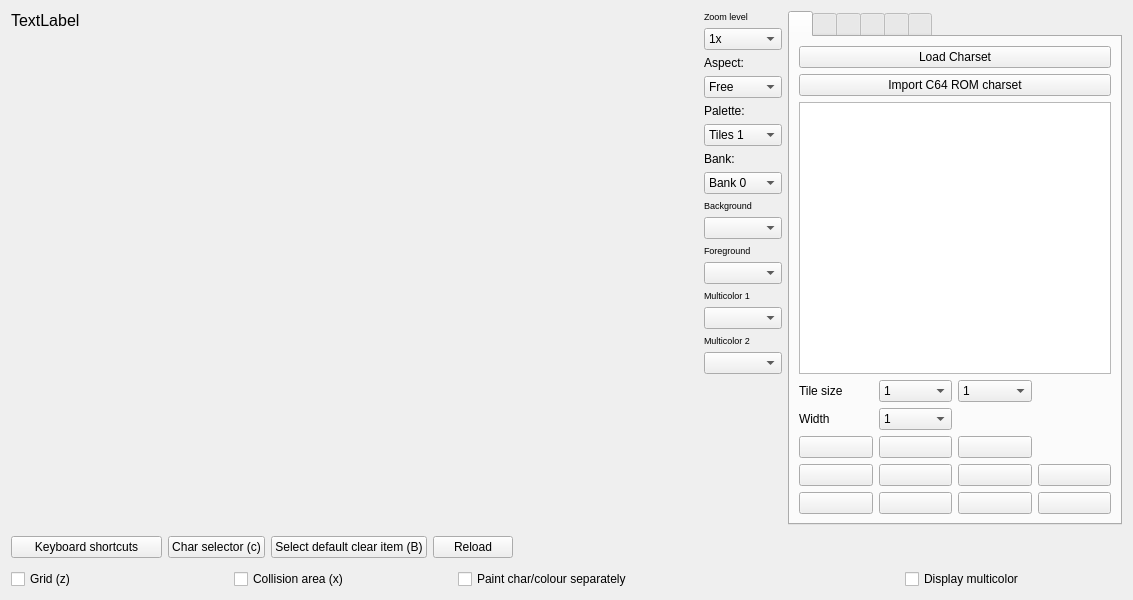
The window that source/trsedocuments/formimageeditor.ui (leuat/TRSE) describes before a commit, drawn with Qt 5.
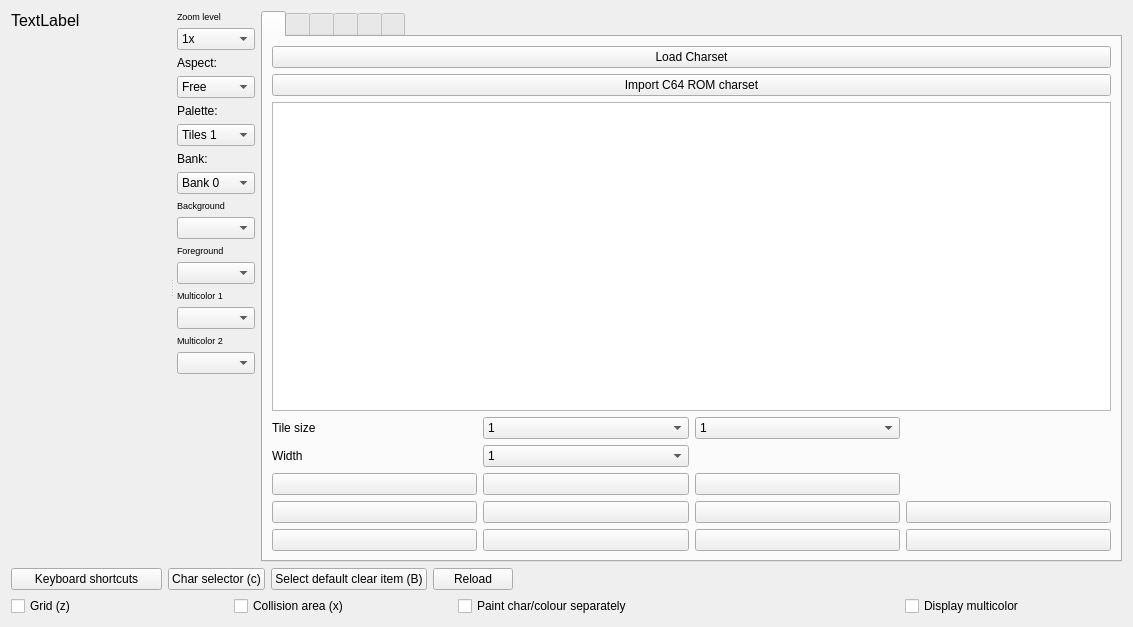
The same window after the commit. Icons and pictures are not drawn. Custom widgets are drawn as their Qt base class.

Commit message: QSplitter in image editor.. that was alot of work

```diff
--- a/source/trsedocuments/formimageeditor.ui
+++ b/source/trsedocuments/formimageeditor.ui
@@ -7,7 +7,7 @@
     <x>0</x>
     <y>0</y>
     <width>1133</width>
-    <height>600</height>
+    <height>627</height>
    </rect>
   </property>
   <property name="focusPolicy">
@@ -16,11 +16,98 @@
   <property name="windowTitle">
    <string>Form</string>
   </property>
-  <layout class="QGridLayout" name="gridLayout_3" rowstretch="16,1,0">
-   <item row="0" column="0">
-    <layout class="QGridLayout" name="gridLayout" rowstretch="1" columnstretch="10,0,0,0">
-     <item row="0" column="2">
-      <layout class="QHBoxLayout" name="horizontalLayout_8" stretch="1,1">
+  <layout class="QVBoxLayout" name="verticalLayout_2">
+   <item>
+    <widget class="QSplitter" name="splitter">
+     <property name="orientation">
+      <enum>Qt::Horizontal</enum>
+     </property>
+     <property name="handleWidth">
+      <number>10</number>
+     </property>
+     <widget class="QWidget" name="layoutWidget">
+      <layout class="QVBoxLayout" name="ImageLayout" stretch="1,200,200,0">
+       <item>
+        <widget class="QLabel" name="lblName">
+         <property name="sizePolicy">
+          <sizepolicy hsizetype="Expanding" vsizetype="Expanding">
+           <horstretch>0</horstretch>
+           <verstretch>0</verstretch>
+          </sizepolicy>
+         </property>
+         <property name="maximumSize">
+          <size>
+           <width>3000000</width>
+           <height>16777215</height>
+          </size>
+         </property>
+         <property name="font">
+          <font>
+           <pointsize>12</pointsize>
+          </font>
+         </property>
+         <property name="text">
+          <string>TextLabel</string>
+         </property>
+        </widget>
+       </item>
+       <item>
+        <widget class="GLWidget" name="lblImage" native="true">
+         <property name="sizePolicy">
+          <sizepolicy hsizetype="Expanding" vsizetype="Expanding">
+           <horstretch>0</horstretch>
+           <verstretch>0</verstretch>
+          </sizepolicy>
+         </property>
+         <property name="maximumSize">
+          <size>
+           <width>3000000</width>
+           <height>100</height>
+          </size>
+         </property>
+        </widget>
+       </item>
+       <item>
+        <widget class="QLabelLImage" name="lblImageQt">
+         <property name="sizePolicy">
+          <sizepolicy hsizetype="Expanding" vsizetype="Expanding">
+           <horstretch>0</horstretch>
+           <verstretch>0</verstretch>
+          </sizepolicy>
+         </property>
+         <property name="maximumSize">
+          <size>
+           <width>3000000</width>
+           <height>100</height>
+          </size>
+         </property>
+         <property name="text">
+          <string/>
+         </property>
+        </widget>
+       </item>
+       <item>
+        <spacer name="vImageSpacer">
+         <property name="orientation">
+          <enum>Qt::Vertical</enum>
+         </property>
+         <property name="sizeHint" stdset="0">
+          <size>
+           <width>0</width>
+           <height>4000</height>
+          </size>
+         </property>
+        </spacer>
+       </item>
+      </layout>
+     </widget>
+     <widget class="QWidget" name="layoutWidget">
+      <layout class="QHBoxLayout" name="ToolLayoutCombined" stretch="1,100">
+       <property name="sizeConstraint">
+        <enum>QLayout::SetDefaultConstraint</enum>
+       </property>
+       <item>
+        <layout class="QHBoxLayout" name="ToolboxLayout" stretch="1,1">
        <property name="sizeConstraint">
         <enum>QLayout::SetMaximumSize</enum>
        </property>
@@ -269,20 +356,26 @@
        </item>
       </layout>
      </item>
-     <item row="0" column="3">
+       <item>
       <widget class="QTabWidget" name="tabMain">
        <property name="enabled">
         <bool>true</bool>
        </property>
+         <property name="sizePolicy">
+          <sizepolicy hsizetype="Expanding" vsizetype="Expanding">
+           <horstretch>1</horstretch>
+           <verstretch>0</verstretch>
+          </sizepolicy>
+         </property>
        <property name="minimumSize">
         <size>
-         <width>330</width>
+           <width>0</width>
          <height>0</height>
         </size>
        </property>
        <property name="maximumSize">
         <size>
-         <width>420</width>
+           <width>16777215</width>
          <height>16777215</height>
         </size>
        </property>
@@ -1296,93 +1389,11 @@
        </widget>
       </widget>
      </item>
-     <item row="0" column="0" colspan="2">
-      <layout class="QVBoxLayout" name="verticalLayout_4" stretch="1,200,200,0">
-       <item>
-        <widget class="QLabel" name="lblName">
-         <property name="font">
-          <font>
-           <pointsize>12</pointsize>
-          </font>
-         </property>
-         <property name="text">
-          <string>TextLabel</string>
-         </property>
-        </widget>
-       </item>
-       <item>
-        <widget class="GLWidget" name="lblImage" native="true"/>
-       </item>
-       <item>
-        <widget class="QLabelLImage" name="lblImageQt">
-         <property name="text">
-          <string/>
-         </property>
-        </widget>
-       </item>
-       <item>
-        <spacer name="vImageSpacer">
-         <property name="orientation">
-          <enum>Qt::Vertical</enum>
-         </property>
-         <property name="sizeHint" stdset="0">
-          <size>
-           <width>20</width>
-           <height>0</height>
-          </size>
-         </property>
-        </spacer>
-       </item>
       </layout>
-     </item>
-    </layout>
-   </item>
-   <item row="2" column="0">
-    <layout class="QHBoxLayout" name="horizontalLayout_2">
-     <item>
-      <widget class="QCheckBox" name="chkGrid">
-       <property name="text">
-        <string>Grid (z)</string>
-       </property>
-       <property name="checked">
-        <bool>false</bool>
-       </property>
-      </widget>
-     </item>
-     <item>
-      <widget class="QCheckBox" name="chkBackgroundArea">
-       <property name="text">
-        <string>Collision area (x)</string>
-       </property>
-       <property name="checked">
-        <bool>false</bool>
-       </property>
+     </widget>
       </widget>
      </item>
      <item>
-      <widget class="QCheckBox" name="chkPaintSeparately">
-       <property name="text">
-        <string>Paint char/colour separately</string>
-       </property>
-      </widget>
-     </item>
-     <item>
-      <widget class="QLabel" name="lblPosition">
-       <property name="text">
-        <string/>
-       </property>
-      </widget>
-     </item>
-     <item>
-      <widget class="QCheckBox" name="chkDisplayMulticolor">
-       <property name="text">
-        <string>Display multicolor</string>
-       </property>
-      </widget>
-     </item>
-    </layout>
-   </item>
-   <item row="1" column="0">
     <layout class="QHBoxLayout" name="horizontalLayout_3" stretch="1,0,0,0,4">
      <item>
       <widget class="QPushButton" name="btnHelpImage">
@@ -1421,6 +1432,51 @@
      </item>
     </layout>
    </item>
+   <item>
+    <layout class="QHBoxLayout" name="horizontalLayout_2">
+     <item>
+      <widget class="QCheckBox" name="chkGrid">
+       <property name="text">
+        <string>Grid (z)</string>
+       </property>
+       <property name="checked">
+        <bool>false</bool>
+       </property>
+      </widget>
+     </item>
+     <item>
+      <widget class="QCheckBox" name="chkBackgroundArea">
+       <property name="text">
+        <string>Collision area (x)</string>
+       </property>
+       <property name="checked">
+        <bool>false</bool>
+       </property>
+      </widget>
+     </item>
+     <item>
+      <widget class="QCheckBox" name="chkPaintSeparately">
+       <property name="text">
+        <string>Paint char/colour separately</string>
+       </property>
+      </widget>
+     </item>
+     <item>
+      <widget class="QLabel" name="lblPosition">
+       <property name="text">
+        <string/>
+       </property>
+      </widget>
+     </item>
+     <item>
+      <widget class="QCheckBox" name="chkDisplayMulticolor">
+       <property name="text">
+        <string>Display multicolor</string>
+       </property>
+      </widget>
+     </item>
+    </layout>
+   </item>
   </layout>
  </widget>
  <customwidgets>
```
Lines whose indentation alone changed are shown as unchanged. The commit also changes 2 other files.
